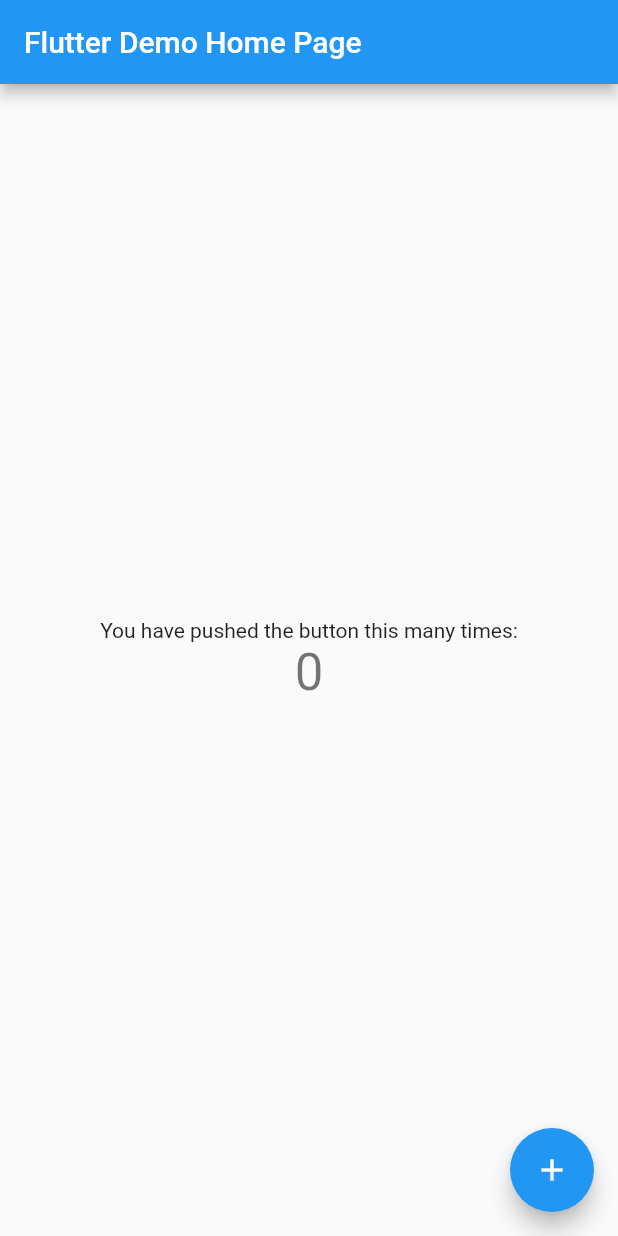
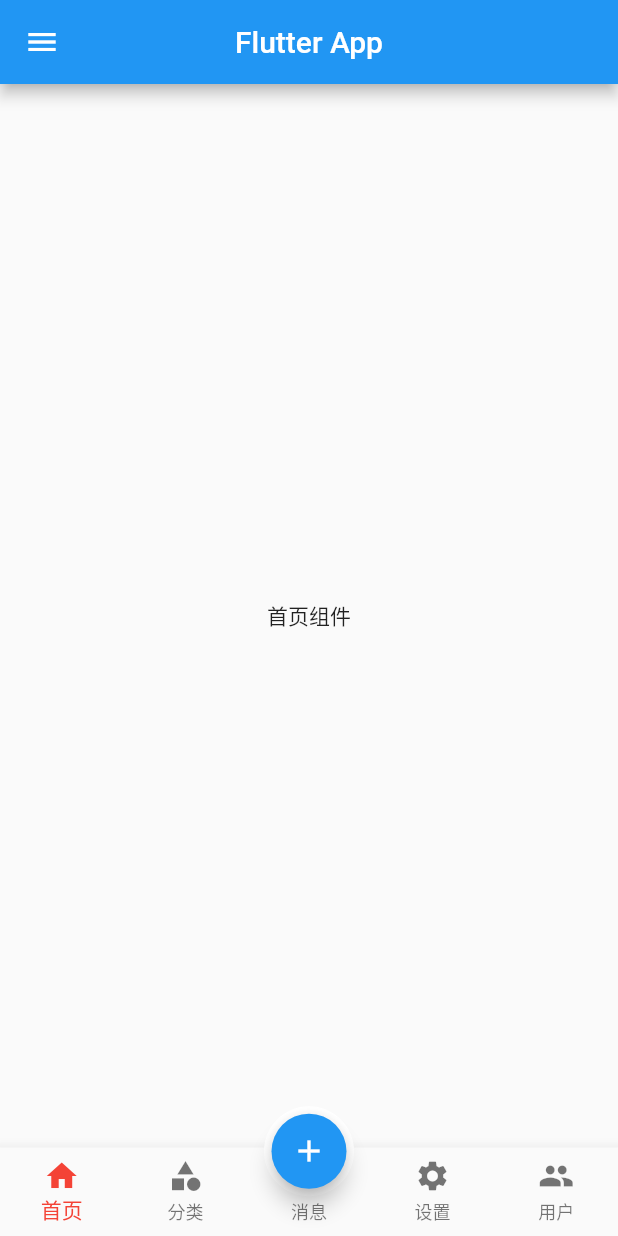
Before and after one commit to wenlong201807/flu_mock_mi, a Flutter app: the screen it shows after launch, on a phone screen of 412 x 824 dp. Run offline on Flutter 3.47's test engine with Material 2 defaults, Android fonts, the phone set to English and light mode, and no system bars; our stand-ins replace get.

Commit message:
feat: 路由抽离，添加中间件配置，底部tab配置

```diff
--- a/lib/main.dart
+++ b/lib/main.dart
@@ -1,115 +1,31 @@
 import 'package:flutter/material.dart';
+import './routers/routers.dart';
+
+import 'package:get/get.dart';
 
 void main() {
   runApp(const MyApp());
 }
 
 class MyApp extends StatelessWidget {
-  const MyApp({super.key});
+  const MyApp({Key? key}) : super(key: key);
 
   // This widget is the root of your application.
   @override
   Widget build(BuildContext context) {
-    return MaterialApp(
-      title: 'Flutter Demo',
+    return GetMaterialApp(
+      // get使用的源头
+      debugShowCheckedModeBanner: false,
+      title: '状态管理2',
       theme: ThemeData(
-        // This is the theme of your application.
-        //
-        // Try running your application with "flutter run". You'll see the
-        // application has a blue toolbar. Then, without quitting the app, try
-        // changing the primarySwatch below to Colors.green and then invoke
-        // "hot reload" (press "r" in the console where you ran "flutter run",
-        // or simply save your changes to "hot reload" in a Flutter IDE).
-        // Notice that the counter didn't reset back to zero; the application
-        // is not restarted.
-        primarySwatch: Colors.blue,
-      ),
-      home: const MyHomePage(title: 'Flutter Demo Home Page'),
+          primarySwatch: Colors.blue,
+          appBarTheme: const AppBarTheme(
+            centerTitle: true,
+          )),
+      initialRoute: "/",
+      // onGenerateRoute: onGenerateRoute,
+      defaultTransition: Transition.rightToLeft, // 此为ios效果，默认统一动画效果
+      getPages: AppPage.routes,
     );
   }
 }
-
-class MyHomePage extends StatefulWidget {
-  const MyHomePage({super.key, required this.title});
-
-  // This widget is the home page of your application. It is stateful, meaning
-  // that it has a State object (defined below) that contains fields that affect
-  // how it looks.
-
-  // This class is the configuration for the state. It holds the values (in this
-  // case the title) provided by the parent (in this case the App widget) and
-  // used by the build method of the State. Fields in a Widget subclass are
-  // always marked "final".
-
-  final String title;
-
-  @override
-  State<MyHomePage> createState() => _MyHomePageState();
-}
-
-class _MyHomePageState extends State<MyHomePage> {
-  int _counter = 0;
-
-  void _incrementCounter() {
-    setState(() {
-      // This call to setState tells the Flutter framework that something has
-      // changed in this State, which causes it to rerun the build method below
-      // so that the display can reflect the updated values. If we changed
-      // _counter without calling setState(), then the build method would not be
-      // called again, and so nothing would appear to happen.
-      _counter++;
-    });
-  }
-
-  @override
-  Widget build(BuildContext context) {
-    // This method is rerun every time setState is called, for instance as done
-    // by the _incrementCounter method above.
-    //
-    // The Flutter framework has been optimized to make rerunning build methods
-    // fast, so that you can just rebuild anything that needs updating rather
-    // than having to individually change instances of widgets.
-    return Scaffold(
-      appBar: AppBar(
-        // Here we take the value from the MyHomePage object that was created by
-        // the App.build method, and use it to set our appbar title.
-        title: Text(widget.title),
-      ),
-      body: Center(
-        // Center is a layout widget. It takes a single child and positions it
-        // in the middle of the parent.
-        child: Column(
-          // Column is also a layout widget. It takes a list of children and
-          // arranges them vertically. By default, it sizes itself to fit its
-          // children horizontally, and tries to be as tall as its parent.
-          //
-          // Invoke "debug painting" (press "p" in the console, choose the
-          // "Toggle Debug Paint" action from the Flutter Inspector in Android
-          // Studio, or the "Toggle Debug Paint" command in Visual Studio Code)
-          // to see the wireframe for each widget.
-          //
-          // Column has various properties to control how it sizes itself and
-          // how it positions its children. Here we use mainAxisAlignment to
-          // center the children vertically; the main axis here is the vertical
-          // axis because Columns are vertical (the cross axis would be
-          // horizontal).
-          mainAxisAlignment: MainAxisAlignment.center,
-          children: <Widget>[
-            const Text(
-              'You have pushed the button this many times:',
-            ),
-            Text(
-              '$_counter',
-              style: Theme.of(context).textTheme.headline4,
-            ),
-          ],
-        ),
-      ),
-      floatingActionButton: FloatingActionButton(
-        onPressed: _incrementCounter,
-        tooltip: 'Increment',
-        child: const Icon(Icons.add),
-      ), // This trailing comma makes auto-formatting nicer for build methods.
-    );
-  }
-}
--- /dev/null
+++ b/lib/middlewares/shopMiddleware.dart
@@ -0,0 +1,15 @@
+import 'package:flutter/cupertino.dart';
+
+import 'package:get/get.dart';
+
+class ShopMiddleWare extends GetMiddleware {
+  @override
+  RouteSettings? redirect(String? route) {
+    print("----中间件设置，判断是否有进入shop页面权限---");
+    print(route);
+    return null;  //不做任何操作
+
+    //没有权限跳转到登录页面
+    // return const RouteSettings(name: "/login", arguments: {});
+  }
+}
--- /dev/null
+++ b/lib/pages/tabs.dart
@@ -0,0 +1,125 @@
+import 'package:flutter/material.dart';
+import './tabs/home.dart';
+import './tabs/category.dart';
+import './tabs/message.dart';
+import './tabs/setting.dart';
+import './tabs/user.dart';
+
+class Tabs extends StatefulWidget {
+  final int index;
+  const Tabs({super.key, this.index = 0});
+  @override
+  State<Tabs> createState() => _TabsState();
+}
+
+class _TabsState extends State<Tabs> {
+  late int _currentIndex;
+  @override
+  void initState() {
+    // 待完善: implement initState
+    super.initState();
+    _currentIndex = widget.index;
+  }
+
+  final List<Widget> _pages = const [
+    HomePage(),
+    CategoryPage(),
+    MessagePage(),
+    SettingPage(),
+    UserPage()
+  ];
+  @override
+  Widget build(BuildContext context) {
+    return Scaffold(
+      appBar: AppBar(title: const Text("Flutter App")),
+      drawer: Drawer(
+        child: Column(
+          children: [
+            Row(
+              children: [
+                Expanded(
+                    flex: 1,
+                    child: UserAccountsDrawerHeader(
+                      accountName: const Text("itying"),
+                      accountEmail: const Text("itying@qq.com"),
+                      otherAccountsPictures: [
+                        Image.network(
+                            "https://www.itying.com/images/flutter/1.png"),
+                        Image.network(
+                            "https://www.itying.com/images/flutter/2.png"),
+                        Image.network(
+                            "https://www.itying.com/images/flutter/3.png"),
+                      ],
+                      currentAccountPicture: const CircleAvatar(
+                          backgroundImage: NetworkImage(
+                              "https://www.itying.com/images/flutter/3.png")),
+                      decoration: const BoxDecoration(
+                          image: DecorationImage(
+                              fit: BoxFit.cover,
+                              image: NetworkImage(
+                                  "https://www.itying.com/images/flutter/2.png"))),
+                    ))
+              ],
+            ),
+            const ListTile(
+              leading: CircleAvatar(
+                child: Icon(Icons.people),
+              ),
+              title: Text("个人中心"),
+            ),
+            const Divider(),
+            const ListTile(
+              leading: CircleAvatar(
+                child: Icon(Icons.settings),
+              ),
+              title: Text("系统设置"),
+            ),
+            const Divider(),
+          ],
+        ),
+      ),
+
+      body: _pages[_currentIndex],
+
+      bottomNavigationBar: BottomNavigationBar(
+          fixedColor: Colors.red, //选中的颜色
+          // iconSize:35,           //底部菜单大小
+          currentIndex: _currentIndex, //第几个菜单选中
+          type: BottomNavigationBarType.fixed, //如果底部有4个或者4个以上的菜单的时候就需要配置这个参数
+          onTap: (index) {
+            //点击菜单触发的方法
+            //注意
+            setState(() {
+              _currentIndex = index;
+            });
+          },
+          items: const [
+            BottomNavigationBarItem(icon: Icon(Icons.home), label: "首页"),
+            BottomNavigationBarItem(icon: Icon(Icons.category), label: "分类"),
+            BottomNavigationBarItem(icon: Icon(Icons.message), label: "消息"),
+            BottomNavigationBarItem(icon: Icon(Icons.settings), label: "设置"),
+            BottomNavigationBarItem(icon: Icon(Icons.people), label: "用户")
+          ]),
+      floatingActionButton: Container(
+        height: 60, //调整FloatingActionButton的大小
+        width: 60,
+        padding: const EdgeInsets.all(5),
+        margin: const EdgeInsets.only(top: 5), //调整FloatingActionButton的位置
+        decoration: BoxDecoration(
+          color: Colors.white,
+          borderRadius: BorderRadius.circular(30),
+        ),
+        child: FloatingActionButton(
+            backgroundColor: _currentIndex == 2 ? Colors.red : Colors.blue,
+            child: const Icon(Icons.add),
+            onPressed: () {
+              setState(() {
+                _currentIndex = 2;
+              });
+            }),
+      ),
+      floatingActionButtonLocation:
+          FloatingActionButtonLocation.centerDocked, //配置浮动按钮的位置
+    );
+  }
+}
--- /dev/null
+++ b/lib/pages/tabs/home.dart
@@ -0,0 +1,16 @@
+import 'package:flutter/material.dart';
+
+class HomePage extends StatefulWidget {
+  const HomePage({super.key});
+  @override
+  State<HomePage> createState() => _HomePageState();
+}
+
+class _HomePageState extends State<HomePage> {
+  @override
+  Widget build(BuildContext context) {
+    return const Center(
+      child: Text("首页组件"),
+    );
+  }
+}
--- /dev/null
+++ b/lib/routers/routers.dart
@@ -0,0 +1,25 @@
+import 'package:get/get.dart';
+import '../pages/tabs.dart';
+import '../pages/shop.dart';
+import '../pages/user/login.dart';
+import '../pages/user/registerFirst.dart';
+import '../pages/user/registerSecond.dart';
+import '../pages/user/registerThird.dart';
+import '../middlewares/shopMiddleware.dart';
+
+class AppPage {
+  static final routes = [
+    GetPage(name: "/", page: () => const Tabs()),
+    GetPage(name: "/shop", page: () => const ShopPage(), middlewares: [
+      // 路由中间件配置
+      ShopMiddleWare()
+    ]),
+    GetPage(name: "/login", page: () => const LoginPage()),
+    GetPage(
+        name: "/registerFirst",
+        page: () => const RegisterFirstPage(),
+        transition: Transition.fade), // 单独配置动画效果
+    GetPage(name: "/registerSecond", page: () => const RegisterSecondPage()),
+    GetPage(name: "/registerThird", page: () => const RegisterThirdPage()),
+  ];
+}
```
Also changed, not shown: lib/pages/shop.dart (added, +32 -0 lines), lib/pages/tabs/category.dart (added, +17 -0 lines), lib/pages/tabs/message.dart (added, +17 -0 lines), lib/pages/tabs/setting.dart (added, +17 -0 lines), lib/pages/tabs/user.dart (added, +43 -0 lines), lib/pages/user/login.dart (added, +34 -0 lines), lib/pages/user/registerFirst.dart (added, +31 -0 lines), lib/pages/user/registerSecond.dart (added, +31 -0 lines), lib/pages/user/registerThird.dart (added, +41 -0 lines), lib/wedgts/getone.dart (+22 -10 lines), 1 other file.
